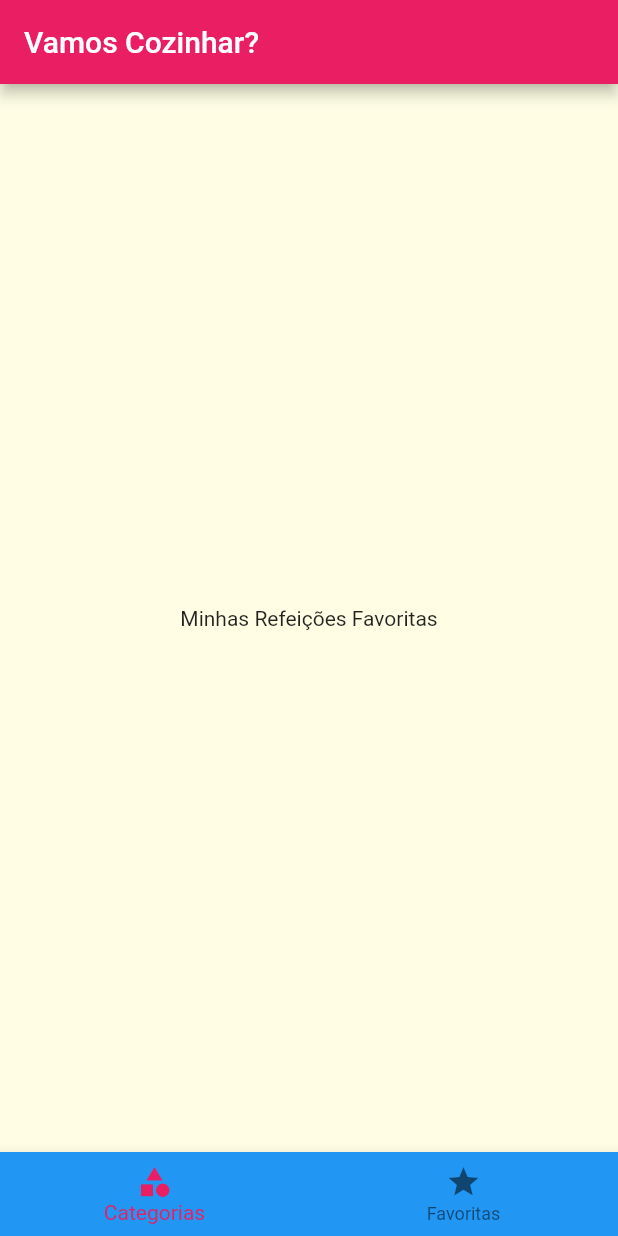
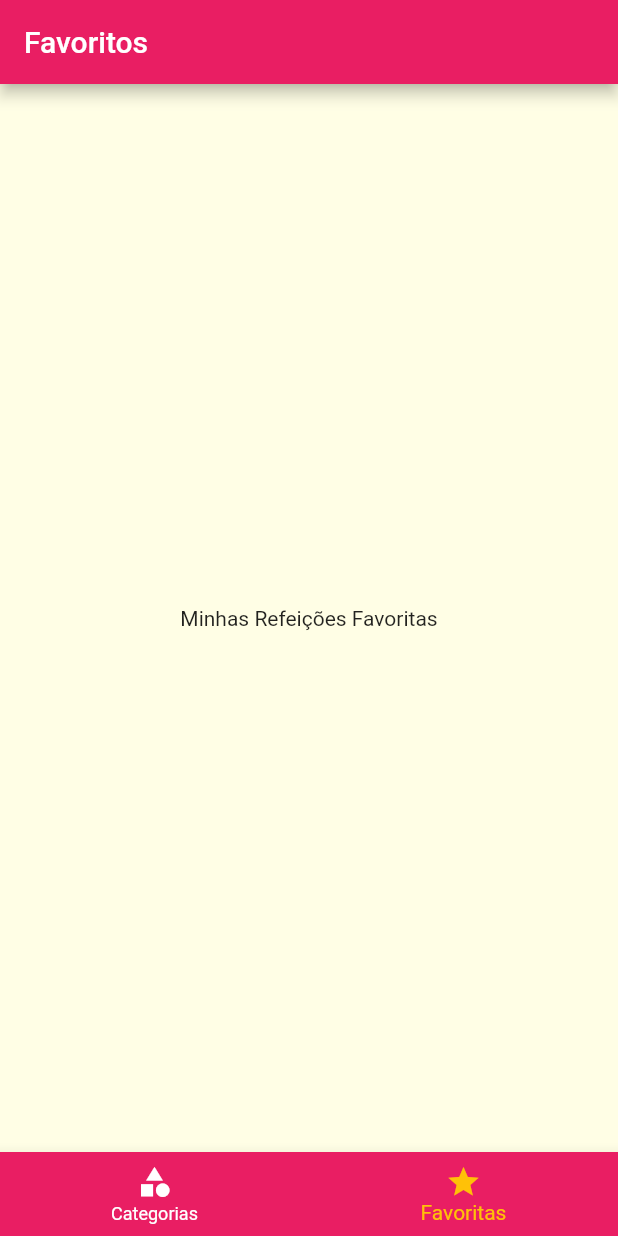
Before and after one commit to vanderloureiro/app-meals, a Flutter app: the screen it shows after launch, item 2 of the bottom bar chosen, on a phone screen of 412 x 824 dp. Run offline on Flutter 3.47's test engine with Material 2 defaults, Android fonts, the phone set to English and light mode, and no system bars.

Commit message:
Lógica no bottom natigate para titulos e estado

```diff
--- a/lib/pages/navigation_page.dart
+++ b/lib/pages/navigation_page.dart
@@ -12,23 +12,30 @@ class NavigationPage extends StatefulWidget {
 class _NavigationPageState extends State<NavigationPage> {
 
   int _selectPageIndex = 0;
-  String _selectPageTitle = "Vamos Cozinhar?";
 
   final List<Widget> _pages = [
     const CategoriesPage(),
     const FavoritesPage(),
   ];
 
+  final List<String> _titles = [
+    'Lista de Categorias',
+    'Favoritos'
+  ];
+
   @override
   Widget build(BuildContext context) {
     return Scaffold(
       appBar: AppBar(
-        title: Text(_selectPageTitle),
+        title: Text(_titles[_selectPageIndex]),
       ),
       body: _pages[_selectPageIndex],
       bottomNavigationBar: BottomNavigationBar(
         onTap: _selectPage,
-        backgroundColor: Theme.of(context).primaryColor,
+        backgroundColor: Theme.of(context).colorScheme.primary,
+        unselectedItemColor: Colors.white,
+        selectedItemColor: Theme.of(context).colorScheme.secondary,
+        currentIndex: _selectPageIndex,
         items: const [
           BottomNavigationBarItem(
               icon: Icon(Icons.category),
```
